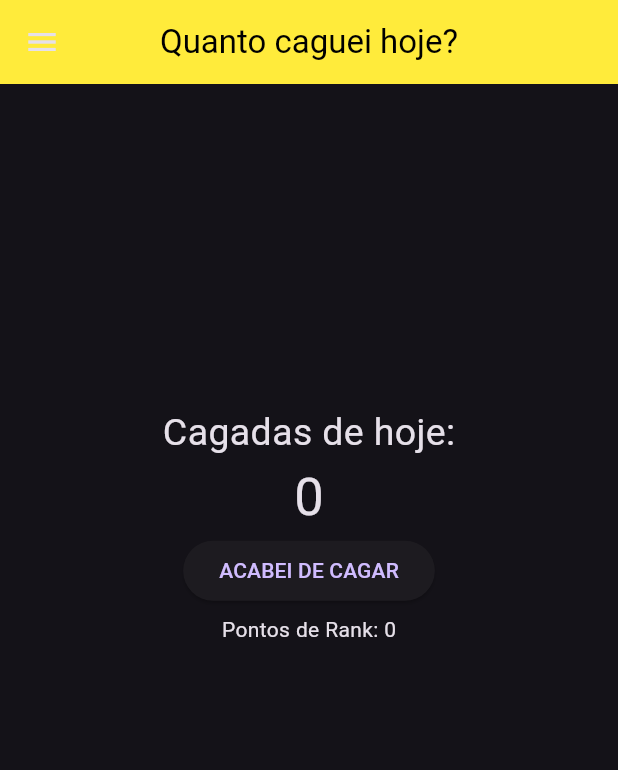
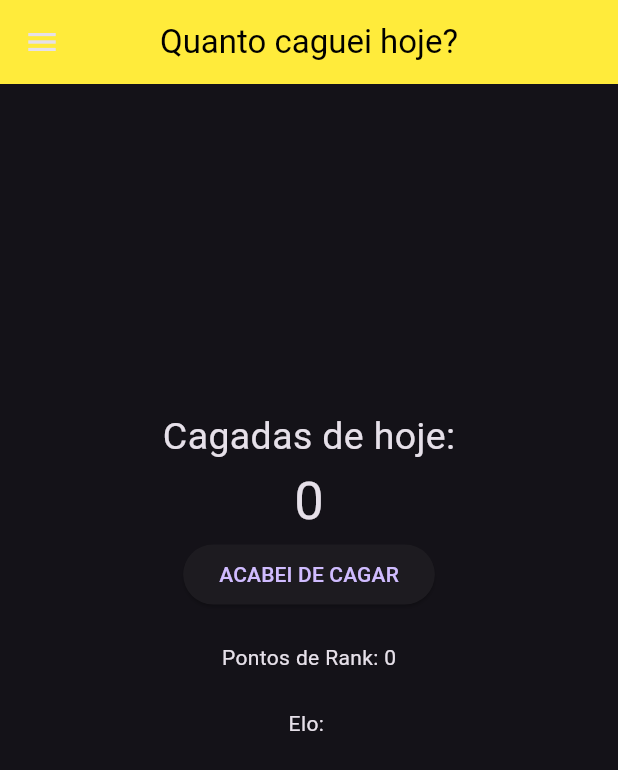
Before and after one commit to HeroRickyGAMES/caganeira_control_pro, a Flutter app: the mainTela screen opened directly, on a phone screen of 412 x 824 dp. Shown: the top 770 px of the screen. Run offline on Flutter 3.47's test engine with Material 3 defaults, Android fonts, the light colour scheme and no system bars; drawn by our look-alikes of google_mobile_ads; our stand-ins replace cloud_firestore, firebase_auth, firebase_core, fluttertoast; accounts and stored records are empty; network calls fail.

Commit message:
Bugfix do elo mostrado, agora ele mostra corretamente quando o app dá o boot

```diff
--- a/lib/mainTela/mainTela.dart
+++ b/lib/mainTela/mainTela.dart
@@ -73,6 +73,86 @@ class _mainTelaState extends State<mainTela> {
       eloMestreMultiverso = MestreDoMultiverso(PDL);
       eloDeusMestre = DeusMestre(PDL);
       eloDeusRei = DeusRei(PDL);
+
+      if(elobarro == true){
+        elo = "Barro";
+      }
+
+      if(elofolha == true){
+        elo = "Folha";
+      }
+
+      if(eloconcreto == true){
+        elo = "Concreto";
+      }
+
+      if(eloFerro == true){
+        elo = "Ferro";
+      }
+
+      if(eloPorcelana == true){
+        elo = "Porcelana";
+      }
+
+      if(eloBronze == true){
+        elo = "Bronze";
+      }
+
+      if(eloPrata == true){
+        elo = "Prata";
+      }
+
+      if(eloAco == true){
+        elo = "Aço";
+      }
+
+      if(eloOuro == true){
+        elo = "Ouro";
+      }
+
+      if(eloPlatina == true){
+        elo = "Platina";
+      }
+
+      if(eloMestre == true){
+        elo = "Mestre";
+      }
+
+      if(eloGM == true){
+        elo = "Grão Mestre";
+      }
+
+      if(eloDesafiante == true){
+        elo = "Desafiante";
+      }
+
+      if(eloDesafianteDeMerda == true){
+        elo = "Desafiante";
+      }
+
+      if(eloMestreSolar == true){
+        elo = "Mestre do Sistema Solar";
+      }
+
+      if(eloMestredaGalaxia == true){
+        elo = "Mestre da Galaxia";
+      }
+
+      if(eloMestreUniverso == true){
+        elo = "Mestre do Universo";
+      }
+
+      if(eloMestreMultiverso == true){
+        elo = "Mestre do Multiverso";
+      }
+
+      if(eloDeusMestre == true){
+        elo = "Deus Mestre";
+      }
+
+      if(eloDeusRei == true){
+        elo = "Deus Rei";
+      }
     });
   }
   @override
@@ -439,10 +519,13 @@ class _mainTelaState extends State<mainTela> {
                     scale: 4,
                   ):
                   Container(),
-                  Text('Pontos de Rank: $PDL'),
                   Container(
-                    padding: const EdgeInsets.all(26),
-                    child: Text(elo),
+                      padding: const EdgeInsets.all(16),
+                      child: Text('Pontos de Rank: $PDL')
+                  ),
+                  Container(
+                    padding: const EdgeInsets.all(8),
+                    child: Text("Elo: $elo"),
                   ),
                   eloDesafianteDeMerda == true ?
                   const Text(
--- a/pubspec.yaml
+++ b/pubspec.yaml
@@ -16,7 +16,7 @@ publish_to: 'none' # Remove this line if you wish to publish to pub.dev
 # https://developer.apple.com/library/archive/documentation/General/Reference/InfoPlistKeyReference/Articles/CoreFoundationKeys.html
 # In Windows, build-name is used as the major, minor, and patch parts
 # of the product and file versions while build-number is used as the build suffix.
-version: 1.2.0+10
+version: 1.2.1+11
 
 environment:
   sdk: '>=3.3.0-170.0.dev <4.0.0'
```
